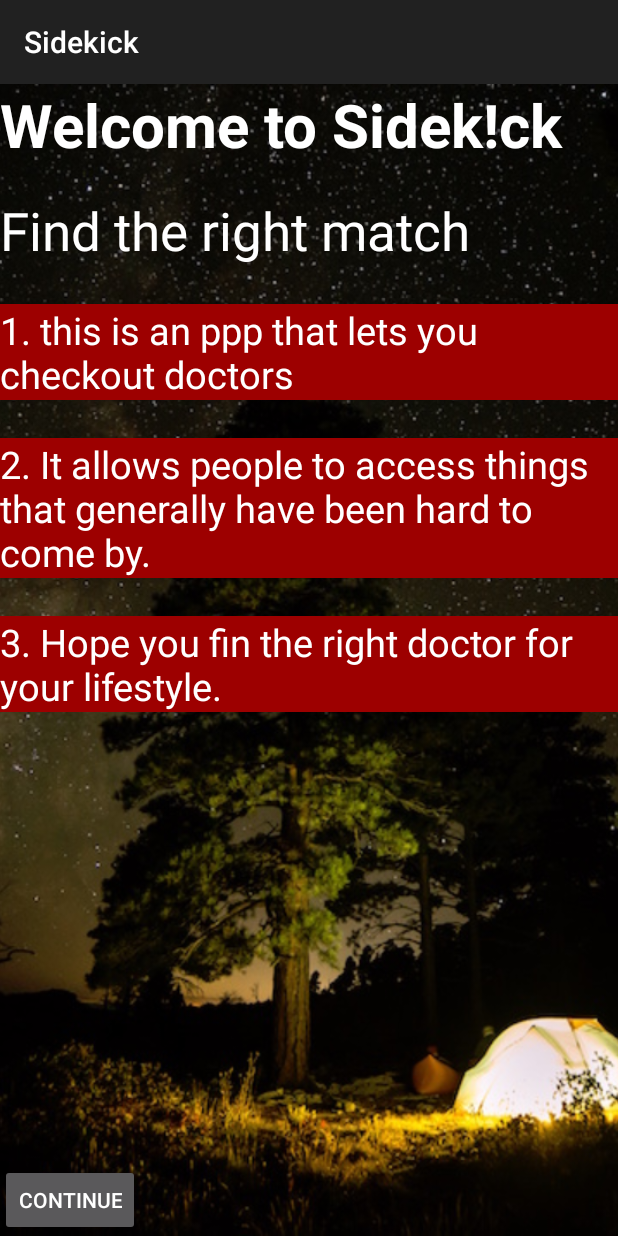
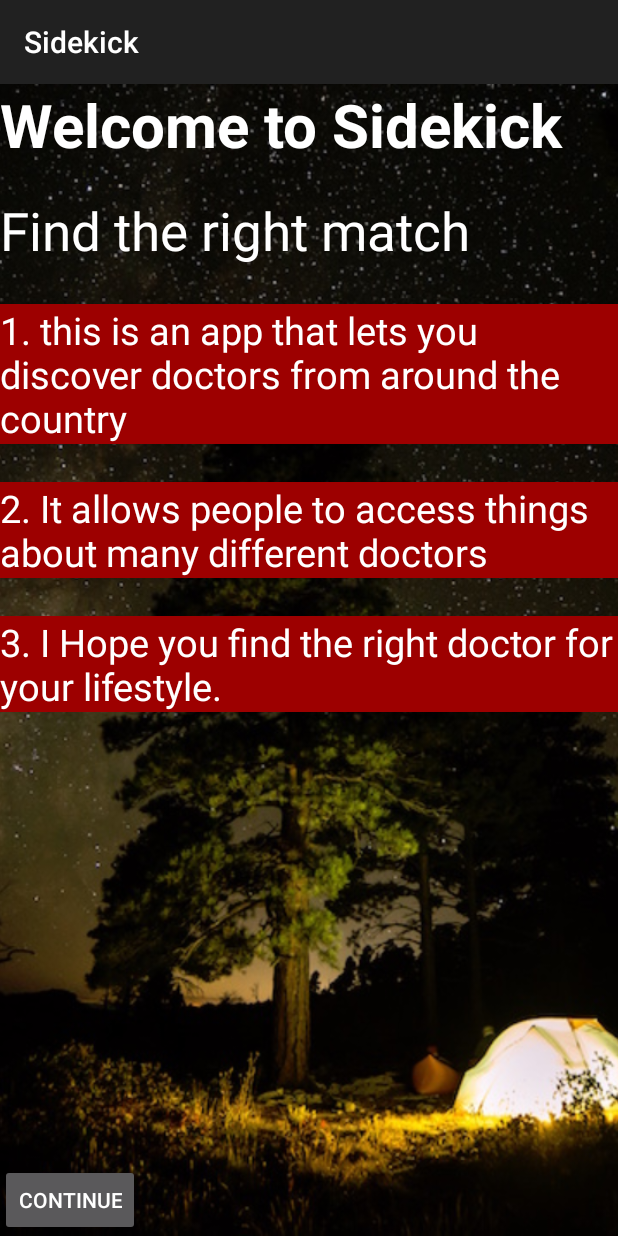
Before and after one commit to meyerjac/DoctorsNow, an Android app: the MainActivity screen opened directly, with no data from a screen before it, on a phone screen of 412 x 824 dp. Run offline under Robolectric (Android 15) with nearby library versions, the phone set to English and light mode, and no system bars; our stand-ins replace ButterKnife.

Commit message:
fix spelling mistakes

```diff
--- a/app/src/main/res/layout/activity_main.xml
+++ b/app/src/main/res/layout/activity_main.xml
@@ -28,7 +28,7 @@
     <TextView
         android:layout_width="match_parent"
         android:layout_height="wrap_content"
-        android:text="Welcome to Sidek!ck"
+        android:text="Welcome to Sidekick"
         android:id="@+id/sidekickWelcomeHeader"
         android:textColor="@color/colorPrimary"
         android:textSize="40sp"
@@ -55,7 +55,7 @@
         android:layout_width="match_parent"
         android:layout_height="wrap_content"
         android:textAppearance="?android:attr/textAppearanceMedium"
-        android:text="1. this is an ppp that lets you checkout doctors"
+        android:text="1. this is an app that lets you discover doctors from around the country"
         android:id="@+id/textView2"
         android:textColor="#ffffff"
         android:background="@color/colorAccent"
@@ -69,7 +69,7 @@
         android:layout_width="match_parent"
         android:layout_height="wrap_content"
         android:textAppearance="?android:attr/textAppearanceMedium"
-        android:text="2. It allows people to access things that generally have been hard to come by."
+        android:text="2. It allows people to access things about many different doctors"
         android:id="@+id/textView3"
         android:background="@color/colorAccent"
         android:textSize="25sp"
@@ -83,7 +83,7 @@
         android:layout_width="wrap_content"
         android:layout_height="wrap_content"
         android:textAppearance="?android:attr/textAppearanceMedium"
-        android:text="3. Hope you fin the right doctor for your lifestyle."
+        android:text="3. I Hope you find the right doctor for your lifestyle."
         android:id="@+id/textView4"
         android:background="@color/colorAccent"
         android:textSize="25sp"
```
